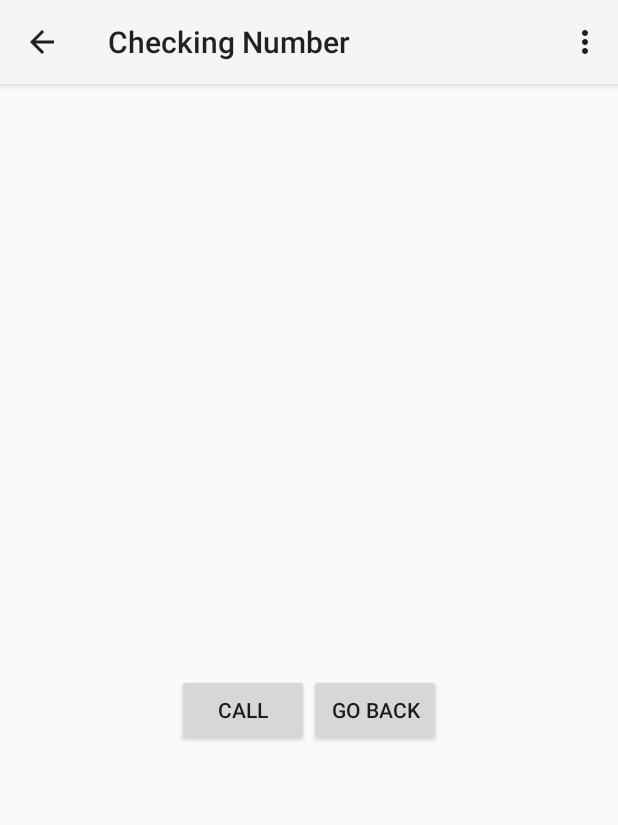
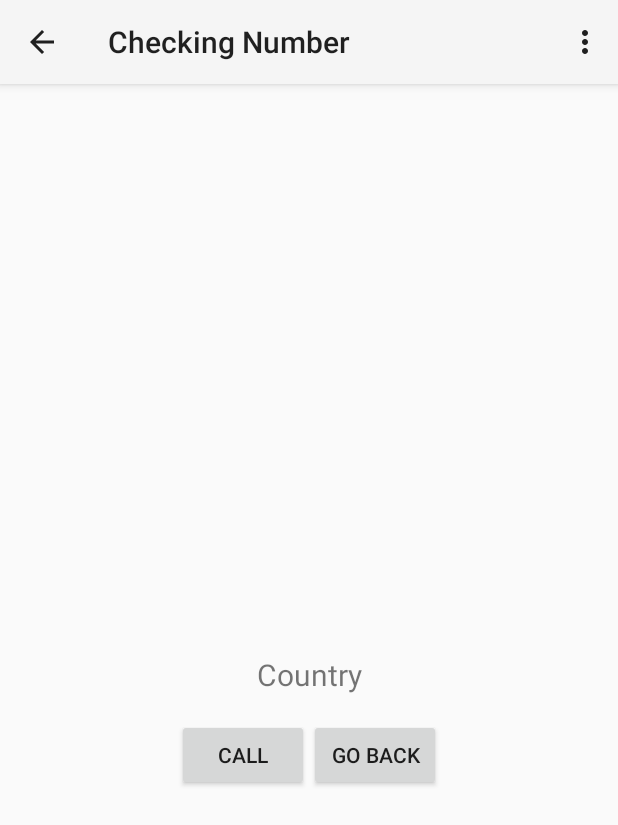
Before and after one commit to KB50-G1/w2.dialerApp, an Android app: the CheckNumberActivity screen opened directly, with no data from a screen before it, on a phone screen of 412 x 824 dp. Shown: the top 825 px of the screen. Run offline under Robolectric (Android 15) with nearby library versions, the light colour scheme and no system bars; 1 statement that could not run was skipped.

Commit message:
Added country text view on check country activity

```diff
--- a/app/src/main/res/layout/activity_check_number.xml
+++ b/app/src/main/res/layout/activity_check_number.xml
@@ -12,6 +12,15 @@
         android:text=""
         android:textSize="20sp"
         android:padding="20dp"
+        android:gravity="center"
+        />
+    <TextView
+        android:id="@+id/country_check"
+        android:layout_height="wrap_content"
+        android:layout_width="fill_parent"
+        android:text="@string/country"
+        android:textSize="20sp"
+        android:padding="16dp"
         android:gravity="center"
         />
 
--- a/app/src/main/res/values/strings.xml
+++ b/app/src/main/res/values/strings.xml
@@ -17,8 +17,8 @@
     <string name="number_8">8</string>
     <string name="number_9">9</string>
     <string name="number_0">0</string>
-    <string name="title_activity_splash_screen_acitivty">SplashScreenAcitivty</string>
-    <string name="dummy_button">Dummy Button</string>
-    <string name="dummy_content">DUMMY\nCONTENT</string>
+
+    <string name="country">Country</string>
+
 
 </resources>
```
